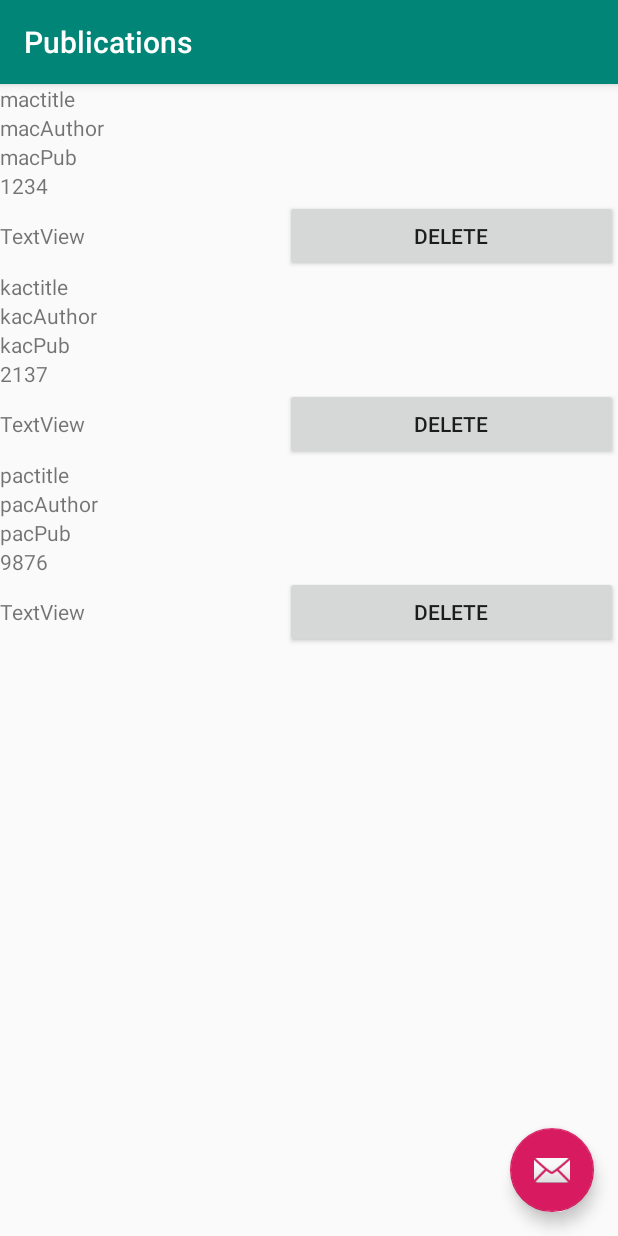
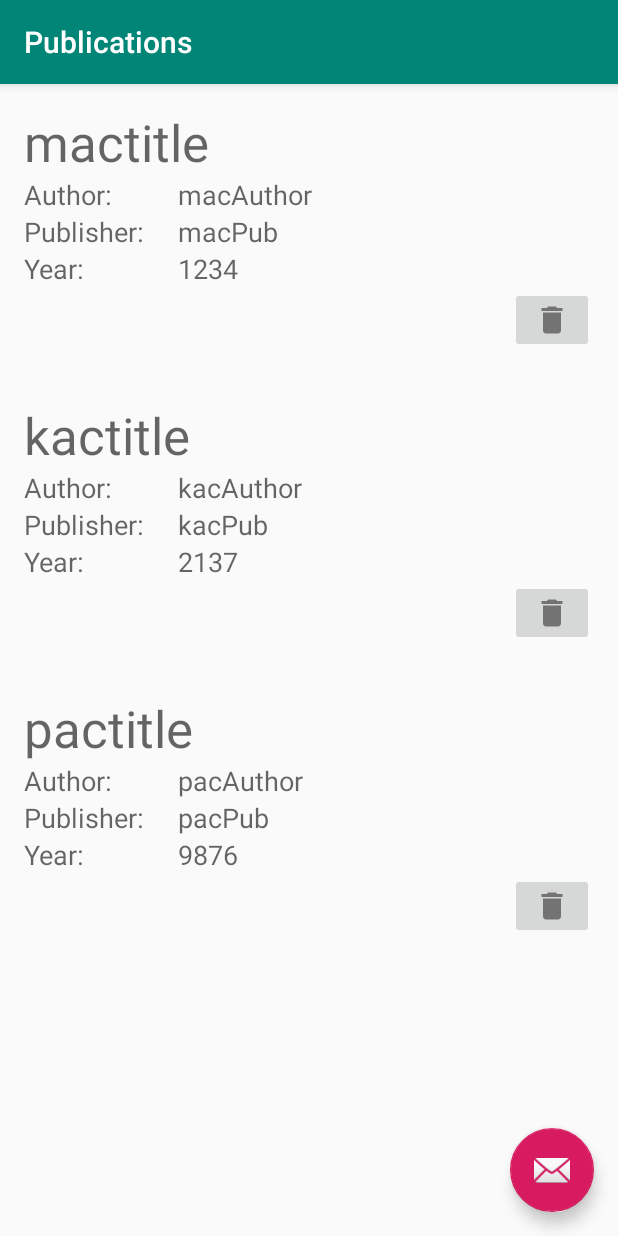
Before and after one commit to maciekkoz98/Webowka-P2, an Android app: the PublicationsActivity screen opened directly, with no data from a screen before it, on a phone screen of 412 x 824 dp. Run offline under Robolectric (Android 15) with nearby library versions, the phone set to English and light mode, and no system bars.

Commit message:
changes in server conf + better publication view

```diff
--- /dev/null
+++ b/AndroidClient/app/src/main/res/drawable/ic_delete_black_24dp.xml
@@ -0,0 +1,5 @@
+<vector android:height="24dp" android:tint="#737373"
+    android:viewportHeight="24.0" android:viewportWidth="24.0"
+    android:width="24dp" xmlns:android="http://schemas.android.com/apk/res/android">
+    <path android:fillColor="#FF000000" android:pathData="M6,19c0,1.1 0.9,2 2,2h8c1.1,0 2,-0.9 2,-2V7H6v12zM19,4h-3.5l-1,-1h-5l-1,1H5v2h14V4z"/>
+</vector>
--- a/AndroidClient/app/src/main/res/layout/pubs_view.xml
+++ b/AndroidClient/app/src/main/res/layout/pubs_view.xml
@@ -1,51 +1,107 @@
 <?xml version="1.0" encoding="utf-8"?>
 <LinearLayout xmlns:android="http://schemas.android.com/apk/res/android"
+    xmlns:app="http://schemas.android.com/apk/res-auto"
+    xmlns:tools="http://schemas.android.com/tools"
     android:layout_width="match_parent"
     android:layout_height="wrap_content"
-    android:orientation="vertical">
+    android:orientation="vertical"
+    android:padding="16dp">
 
     <TextView
         android:id="@+id/title"
         android:layout_width="match_parent"
         android:layout_height="wrap_content"
-        android:text="TextView" />
+        android:textAppearance="@style/TextAppearance.AppCompat.Display1"
+        tools:text="@tools:sample/lorem" />
+
+    <LinearLayout
+        android:layout_width="match_parent"
+        android:layout_height="match_parent"
+        android:orientation="horizontal">
+
+        <TextView
+            android:id="@+id/author_label"
+            android:layout_width="0dp"
+            android:layout_height="wrap_content"
+            android:layout_weight="1"
+            android:text="@string/author_label"
+            android:textAppearance="@style/TextAppearance.AppCompat.Medium" />
 
         <TextView
             android:id="@+id/author"
+            android:layout_width="0dp"
+            android:layout_height="wrap_content"
+            android:layout_weight="2.7"
+            android:textAppearance="@style/TextAppearance.AppCompat.Medium"
+            tools:text="@tools:sample/lorem[2]" />
+    </LinearLayout>
+
+    <LinearLayout
         android:layout_width="match_parent"
+        android:layout_height="match_parent"
+        android:orientation="horizontal">
+
+        <TextView
+            android:id="@+id/publisher_label"
+            android:layout_width="0dp"
             android:layout_height="wrap_content"
-        android:text="TextView" />
+            android:layout_weight="1"
+            android:text="@string/publisher_label"
+            android:textAppearance="@style/TextAppearance.AppCompat.Medium" />
 
         <TextView
             android:id="@+id/publisher"
+            android:layout_width="0dp"
+            android:layout_height="wrap_content"
+            android:layout_weight="2.7"
+            android:textAppearance="@style/TextAppearance.AppCompat.Medium"
+            tools:text="@tools:sample/lorem[2]" />
+    </LinearLayout>
+
+    <LinearLayout
         android:layout_width="match_parent"
+        android:layout_height="match_parent"
+        android:orientation="horizontal">
+
+        <TextView
+            android:id="@+id/year_label"
+            android:layout_width="0dp"
             android:layout_height="wrap_content"
-        android:text="TextView" />
+            android:layout_weight="1"
+            android:text="@string/year_label"
+            android:textAppearance="@style/TextAppearance.AppCompat.Medium" />
 
         <TextView
             android:id="@+id/year"
-        android:layout_width="match_parent"
+            android:layout_width="0dp"
             android:layout_height="wrap_content"
-        android:text="TextView" />
+            android:layout_weight="2.7"
+            android:textAppearance="@style/TextAppearance.AppCompat.Medium"
+            tools:text="@tools:sample/lorem[0]" />
+    </LinearLayout>
 
     <LinearLayout
         android:layout_width="match_parent"
         android:layout_height="wrap_content"
-        android:orientation="horizontal">
+        android:gravity="center_vertical">
 
         <TextView
             android:id="@+id/file_link"
-            android:layout_width="wrap_content"
+            android:layout_width="0dp"
             android:layout_height="wrap_content"
-            android:layout_weight="1"
-            android:text="TextView" />
+            android:layout_weight="5"
+            android:textAppearance="@style/TextAppearance.AppCompat.Medium"
+            tools:text="@tools:sample/lorem[5]" />
 
-        <Button
+        <ImageButton
             android:id="@+id/delete_file_button"
-            android:layout_width="wrap_content"
+            android:layout_width="56dp"
             android:layout_height="wrap_content"
-            android:layout_weight="1"
-            android:text="@string/delete_file_button" />
+            android:layout_weight="0"
+            android:contentDescription="@string/trash_description"
+            android:scaleType="fitCenter"
+            app:srcCompat="@drawable/ic_delete_black_24dp" />
+
     </LinearLayout>
 
 </LinearLayout>
--- a/AndroidClient/app/src/main/res/values/strings.xml
+++ b/AndroidClient/app/src/main/res/values/strings.xml
@@ -11,4 +11,8 @@
     <string name="login_failed">"Login failed"</string>
     <string name="title_activity_pubs">Publications</string>
     <string name="delete_file_button">Delete</string>
+    <string name="author_label">Author:</string>
+    <string name="publisher_label">Publisher:</string>
+    <string name="year_label">Year:</string>
+    <string name="trash_description">rubish dump</string>
 </resources>
```
Also changed, not shown: 2 other files. Lines whose indentation alone changed are shown as unchanged.
